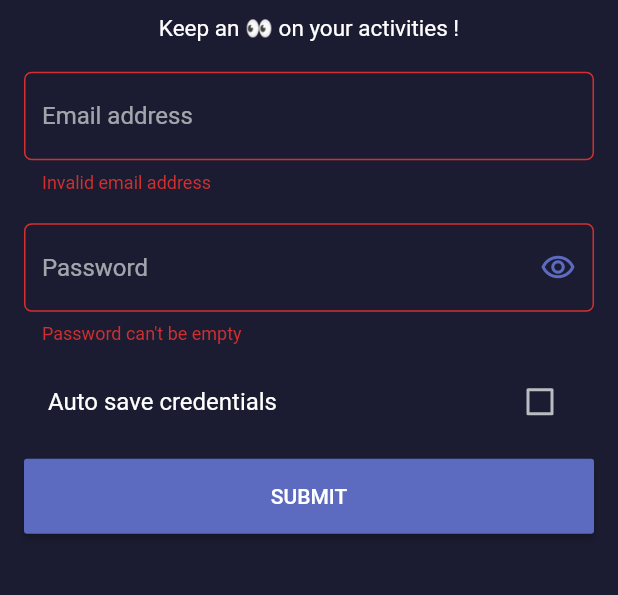
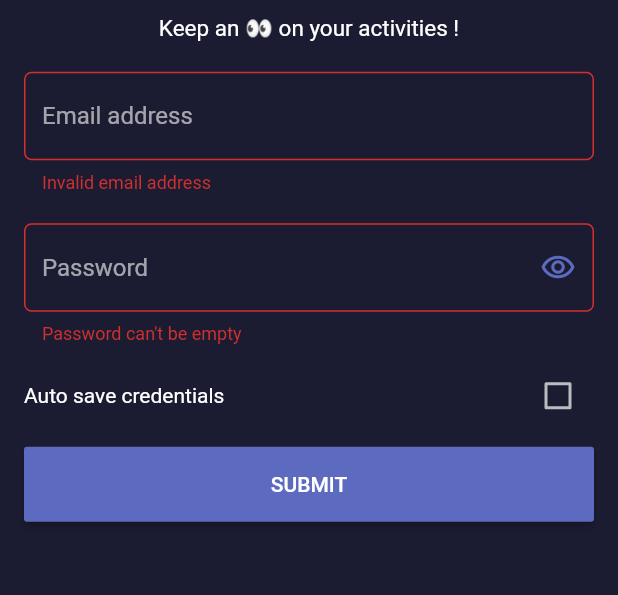
Before and after one commit to aexces/supado, a Flutter app: the screen it shows after launch, after a tap on "SUBMIT", on a phone screen of 412 x 824 dp, the part 324-919 px from its top. Run offline on Flutter 3.47's test engine with Material 2 defaults, Android fonts, the light colour scheme and no system bars; our stand-ins replace dartz, dio, flutter_bloc, freezed_annotation, get_it, injectable and 2 more; accounts and stored records are empty.

Commit message:
Updated autoSave UI

```diff
--- a/lib/presentation/sign_in/action/auto_save.dart
+++ b/lib/presentation/sign_in/action/auto_save.dart
@@ -11,13 +11,18 @@ class AutoSave extends StatelessWidget {
     return BlocBuilder<SignInBloc, SignInState>(
       buildWhen: (p, c) => p.autoSave != c.autoSave,
       builder: (context, state) {
-        return CheckboxListTile(
-          value: state.autoSave,
-          activeColor: Theme.of(context).primaryColor,
-          title: const Text("Auto save credentials"),
-          onChanged: (_) => context.read<SignInBloc>().add(
-                const SignInEvent.autoSaveChanged(),
-              ),
+        return Row(
+          mainAxisAlignment: MainAxisAlignment.spaceBetween,
+          children: [
+            const Text("Auto save credentials"),
+            Checkbox(
+              value: state.autoSave,
+              activeColor: Theme.of(context).primaryColor,
+              onChanged: (_) => context.read<SignInBloc>().add(
+                    const SignInEvent.autoSaveChanged(),
+                  ),
+            ),
+          ],
         );
       },
     );
```
